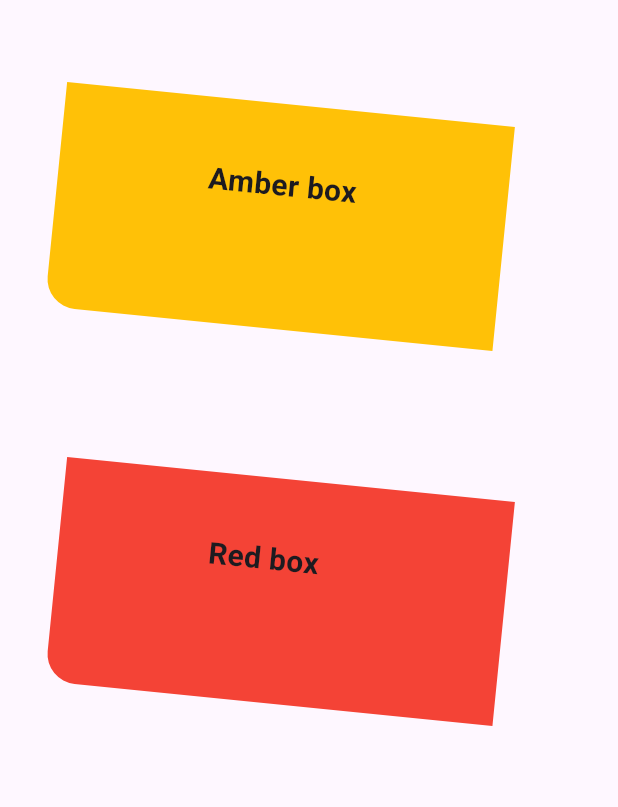
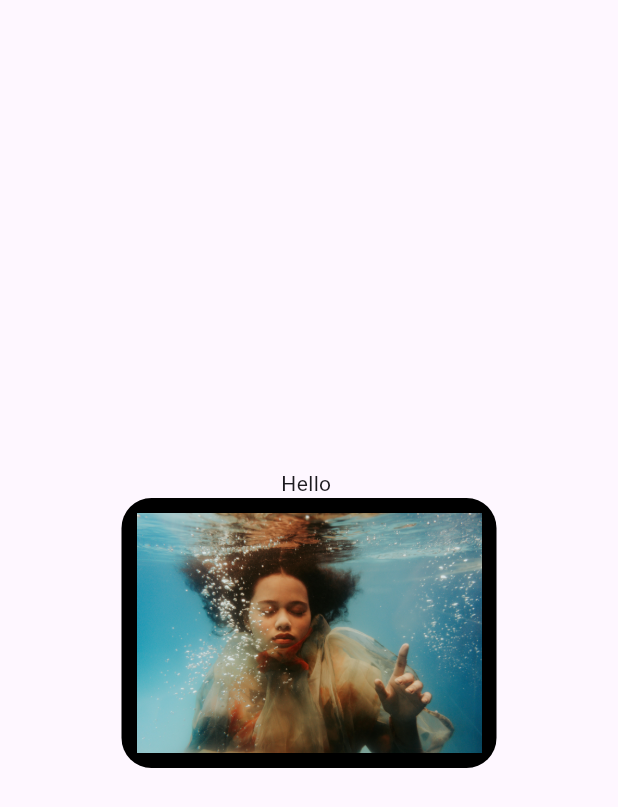
Before and after one commit to Mobile-App-Flutter/flutter-course, a Flutter app: the screen it shows after launch, on a phone screen of 412 x 824 dp. Shown: the top 807 px of the screen. Run offline on Flutter 3.47's test engine with Material 3 defaults, Android fonts, the phone set to English and light mode, and no system bars.

Commit message:
#1 Styles the image

```diff
--- a/lib/main.dart
+++ b/lib/main.dart
@@ -1,5 +1,6 @@
 import 'package:flutter/material.dart';
 import 'package:mobile_app/color_widget.dart';
+import 'package:mobile_app/sample_image.dart';
 
 void main() {
   runApp(const MyApp());
@@ -13,7 +14,7 @@ class MyApp extends StatelessWidget {
   Widget build(BuildContext context) {
     return const MaterialApp(
       title: 'Mobile App',
-      home: ColorWidget(),
+      home: SampleImage(),
     );
   }
 }
--- /dev/null
+++ b/lib/sample_image.dart
@@ -0,0 +1,33 @@
+import 'package:flutter/material.dart';
+
+class SampleImage extends StatelessWidget {
+  const SampleImage({super.key});
+
+  @override
+  Widget build(BuildContext context) {
+    final size = MediaQuery.of(context).size;
+    return Scaffold(
+      body: Container(
+        width: size.width,
+        child: Column(
+          mainAxisAlignment: MainAxisAlignment.center,
+          children: [
+            Text("Hello "),
+            // SizedBox(height: 20),
+            Container(
+              width: 250,
+              height: 180,
+              padding: EdgeInsets.all(10),
+              child: Image.asset(
+                "assets/images/101.jpg",
+                fit: BoxFit.cover, // fit image to the container
+              ),
+              decoration: BoxDecoration(
+                  borderRadius: BorderRadius.circular(20), color: Colors.black),
+            )
+          ],
+        ),
+      ),
+    );
+  }
+}
--- a/lib/second.dart
+++ b/lib/second.dart
@@ -8,7 +8,8 @@ class TemplateWidegt extends StatelessWidget {
     return Scaffold(
       body: Column(
         children: [
-          Container( // select the container and then eract widget (use shift key for select)
+          Container(
+            // select the container and then extract_widget (use shift key for select full container)
             height: 150,
             width: 300,
             margin: const EdgeInsets.symmetric(horizontal: 50, vertical: 50),
```
Also changed, not shown: lib/home.dart (deleted, +0 -19 lines).
